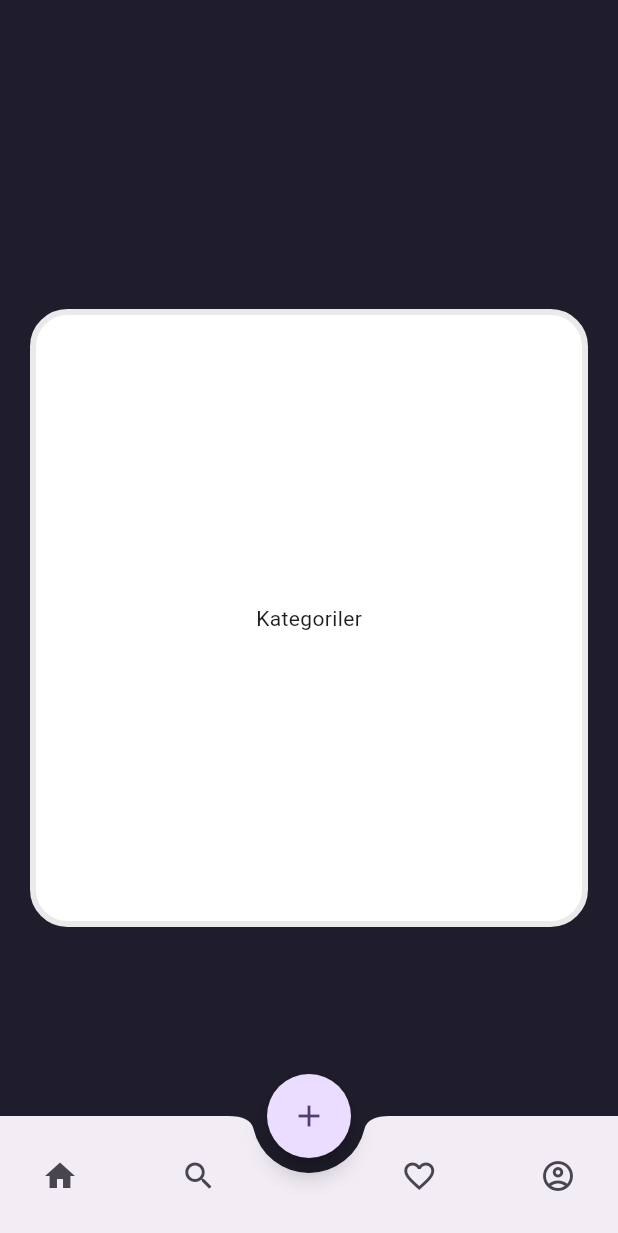
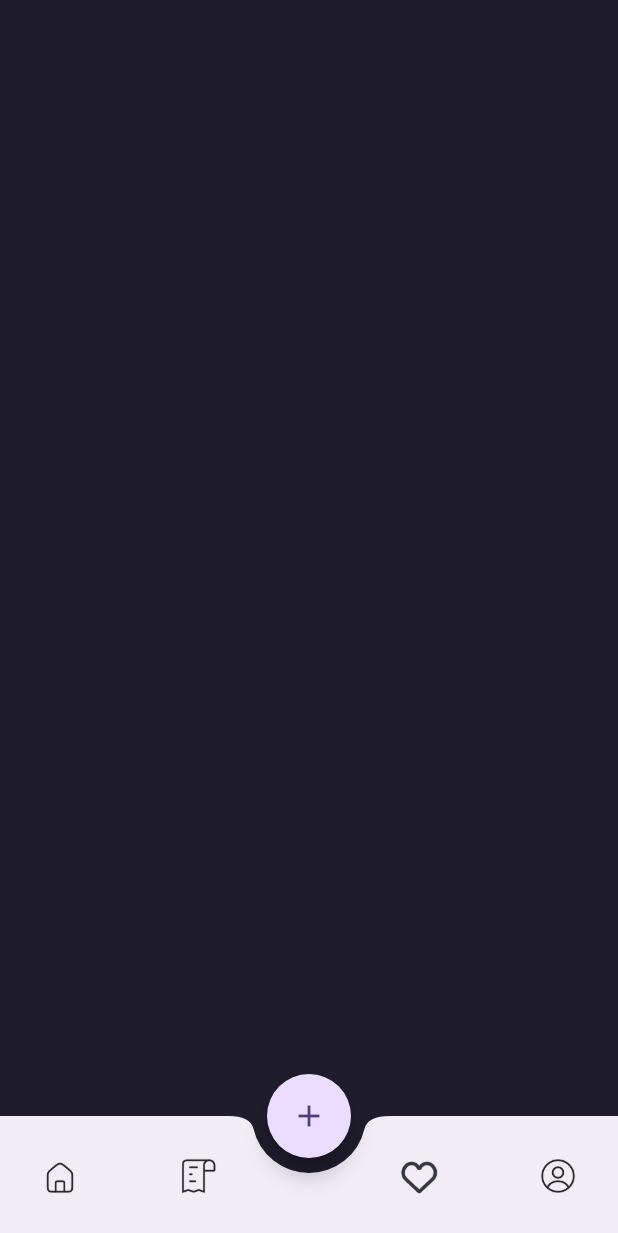
Before and after one commit to DargaHasanBasri/words_power, a Flutter app: the MainTabPage screen opened directly, item 2 of the bottom bar chosen, on a phone screen of 412 x 824 dp. Shown: the top 1233 px of the screen. Run offline on Flutter 3.47's test engine with Material 3 defaults, Android fonts, the phone set to English and light mode, and no system bars; drawn by our look-alikes of flutter_speed_dial; our stand-ins replace cached_network_image, cloud_firestore, firebase_auth, firebase_core; accounts and stored records are empty.

Commit message:
Create Word Sentence Page
And update bottom app bar icons

```diff
--- a/lib/ui/pages/main_tab/main_tab_page.dart
+++ b/lib/ui/pages/main_tab/main_tab_page.dart
@@ -5,6 +5,7 @@ import 'package:words_power/base/base_stateful_state.dart';
 import 'package:words_power/models/user_model.dart';
 import 'package:words_power/ui/pages/main_tab/main_tab_view_model.dart';
 import 'package:words_power/ui/pages/settings/settings_provider.dart';
+import 'package:words_power/ui/pages/word_sentence_list/word_sentence_list_provider.dart';
 
 import '../../../utils/custom_colors.dart';
 import '../category/category_provider.dart';
@@ -90,26 +91,38 @@ class _MainTabPageState extends BaseStatefulState<MainTabPage> {
       mainAxisAlignment: MainAxisAlignment.spaceBetween,
       children: <Widget>[
         IconButton(
-          icon: const Icon(Icons.home),
+          icon: Image.asset(
+            "images/ic_home.png",
+            width: 28,
+          ),
           onPressed: () {
             vm.currentIndex.value = 0;
           },
         ),
         IconButton(
-          icon: const Icon(Icons.search),
+          icon: Image.asset(
+            "images/ic_bookmark.png",
+            width: 28,
+          ),
           onPressed: () {
             vm.currentIndex.value = 1;
           },
         ),
         const SizedBox(width: 10),
         IconButton(
-          icon: const Icon(Icons.favorite_border_outlined),
+          icon: Image.asset(
+            "images/ic_favorite.png",
+            width: 28,
+          ),
           onPressed: () {
             vm.currentIndex.value = 2;
           },
         ),
         IconButton(
-          icon: const Icon(Icons.account_circle_outlined),
+          icon: Image.asset(
+            "images/ic_user_settings.png",
+            width: 28,
+          ),
           onPressed: () {
             vm.currentIndex.value = 3;
           },
@@ -123,7 +136,7 @@ class _MainTabPageState extends BaseStatefulState<MainTabPage> {
       case 0:
         return HomeProvider(vm.userModel.value?.name);
       case 1:
-        return const CategoryProvider();
+        return const WordSentenceListProvider();
       case 2:
         return const OnboardingProvider();
       case 3:
--- /dev/null
+++ b/lib/ui/pages/word_sentence_list/word_sentence_list_page.dart
@@ -0,0 +1,22 @@
+import 'package:flutter/material.dart';
+import 'package:words_power/base/base_stateful_state.dart';
+import 'package:words_power/utils/custom_colors.dart';
+
+class WordSentenceListPage extends StatefulWidget {
+  const WordSentenceListPage({super.key});
+
+  @override
+  State<WordSentenceListPage> createState() => _WordSentenceListPageState();
+}
+
+class _WordSentenceListPageState extends BaseStatefulState<WordSentenceListPage> {
+  @override
+  Widget build(BuildContext context) {
+    return Scaffold(
+      backgroundColor: CustomColors.backgroundColor,
+      body: Column(
+        children: [],
+      ),
+    );
+  }
+}
--- /dev/null
+++ b/lib/ui/pages/word_sentence_list/word_sentence_list_provider.dart
@@ -0,0 +1,18 @@
+import 'package:flutter/material.dart';
+import 'package:provider/provider.dart';
+import 'package:words_power/ui/pages/word_sentence_list/word_sentence_list_page.dart';
+import 'package:words_power/ui/pages/word_sentence_list/word_sentence_list_view_model.dart';
+
+class WordSentenceListProvider extends StatelessWidget {
+  const WordSentenceListProvider({super.key});
+
+  @override
+  Widget build(BuildContext context) {
+    return ChangeNotifierProvider(
+      create: (context) {
+        return WordSentenceListViewModel();
+      },
+      child: const WordSentenceListPage(),
+    );
+  }
+}
--- /dev/null
+++ b/lib/ui/pages/word_sentence_list/word_sentence_list_view_model.dart
@@ -0,0 +1,5 @@
+import 'package:words_power/base/base_view_model.dart';
+
+class WordSentenceListViewModel extends BaseViewModel {
+
+}
```
Also changed, not shown: images/ic_bookmark.png (added), images/ic_favorite.png (added), images/ic_home.png (added), images/ic_user_settings.png (added).
